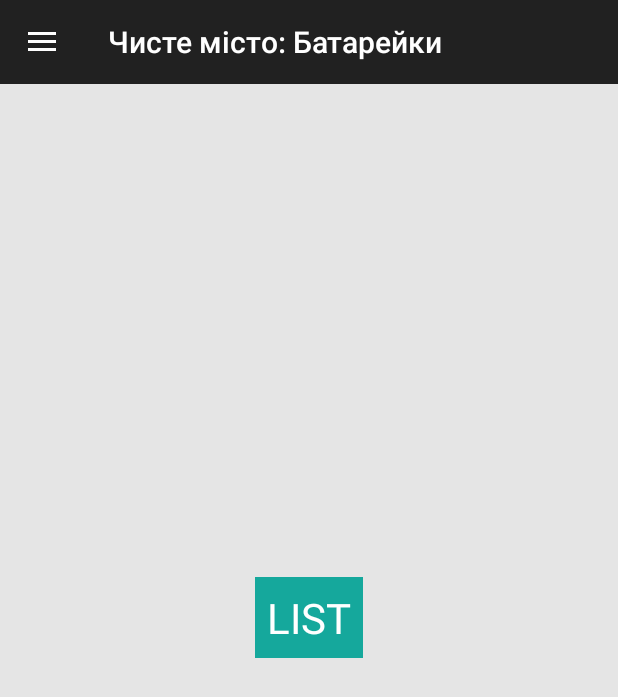
After one commit to snigavig/clean-city-android-new, an Android app: the fragment PointsListFragment placed in its activity, on a phone screen of 412 x 824 dp. The commit adds this screen. Shown: the top 697 px of the screen. Run offline under Robolectric (Android 15) with nearby library versions, the phone set to English and light mode, and no system bars.

Commit message:
added maps

```diff
--- a/app/build.gradle
+++ b/app/build.gradle
@@ -26,6 +26,6 @@
     compile 'com.google.android.gms:play-services:7.8.0'
     compile 'com.android.support:design:23.0.0'
 //    compile 'de.hdodenhof:circleimageview:1.3.0'
-//    compile 'com.android.support:support-v4:23.0.0'
+    compile 'com.android.support:support-v4:23.0.0'
 //    compile 'com.github.clans:fab:1.6.0'
 }
--- a/app/src/main/java/com/goodcodeforfun/cleancitybattery/MainActivity.java
+++ b/app/src/main/java/com/goodcodeforfun/cleancitybattery/MainActivity.java
@@ -1,15 +1,14 @@
 package com.goodcodeforfun.cleancitybattery;
 
 import android.content.res.Configuration;
+import android.os.Bundle;
 import android.os.Handler;
 import android.support.design.widget.NavigationView;
-import android.support.v7.app.ActionBarDrawerToggle;
 import android.support.v4.view.GravityCompat;
 import android.support.v4.widget.DrawerLayout;
+import android.support.v7.app.ActionBarDrawerToggle;
 import android.support.v7.app.AppCompatActivity;
-import android.os.Bundle;
 import android.support.v7.widget.Toolbar;
-import android.view.Menu;
 import android.view.MenuItem;
 
 public class MainActivity extends AppCompatActivity implements
@@ -19,18 +18,16 @@
     private static final String NAV_ITEM_ID = "navItemId";
 
     private final Handler mDrawerActionHandler = new Handler();
+    private final PointsMapFragment mPointsMapFragment = new PointsMapFragment();
+    private final PointsListFragment mPointsListFragment = new PointsListFragment();
+    private DrawerLayout mDrawerLayout;
+    private ActionBarDrawerToggle mDrawerToggle;
+    //private final EventsFragment mEventsFragment = new EventsFragment();
+    private int mNavItemId;
 
     public DrawerLayout getmDrawerLayout() {
         return mDrawerLayout;
     }
-
-    private DrawerLayout mDrawerLayout;
-    private ActionBarDrawerToggle mDrawerToggle;
-
-    //private final AddFriendFragment mAddFriendFragment = new AddFriendFragment();
-    //private final ContactsFragment mContactsFragment = new ContactsFragment();
-    //private final EventsFragment mEventsFragment = new EventsFragment();
-    private int mNavItemId;
 
     public ActionBarDrawerToggle getDrawerToggle() {
         return mDrawerToggle;
@@ -72,16 +69,16 @@
     private void navigate(final int itemId) {
         switch (itemId) {
             case R.id.drawer_item_1:
-//                getSupportFragmentManager()
-//                        .beginTransaction()
-//                        .replace(R.id.content, mContactsFragment)
-//                        .commit();
+                getSupportFragmentManager()
+                        .beginTransaction()
+                        .replace(R.id.content, mPointsMapFragment)
+                        .commit();
                 break;
             case R.id.drawer_item_2:
-//                getSupportFragmentManager()
-//                        .beginTransaction()
-//                        .replace(R.id.content, mEventsFragment)
-//                        .commit();
+                getSupportFragmentManager()
+                        .beginTransaction()
+                        .replace(R.id.content, mPointsListFragment)
+                        .commit();
                 break;
             default:
                 // ignore
--- /dev/null
+++ b/app/src/main/java/com/goodcodeforfun/cleancitybattery/PointsListFragment.java
@@ -0,0 +1,50 @@
+package com.goodcodeforfun.cleancitybattery;
+
+import android.os.Bundle;
+import android.support.annotation.Nullable;
+import android.support.v4.app.Fragment;
+import android.view.LayoutInflater;
+import android.view.View;
+import android.view.ViewGroup;
+
+import java.lang.ref.WeakReference;
+
+public class PointsListFragment extends Fragment {
+
+    private WeakReference<MainActivity> mainActivityWeakReference;
+
+    @Override
+    public void onCreate(@Nullable Bundle savedInstanceState) {
+        super.onCreate(savedInstanceState);
+        mainActivityWeakReference = new WeakReference<>((MainActivity) getActivity());
+    }
+
+    @Nullable
+    @Override
+    public View onCreateView(LayoutInflater inflater, ViewGroup container, Bundle savedInstanceState) {
+        View v = inflater.inflate(R.layout.points_list_fragment, container, false);
+        return v;
+    }
+
+    @Override
+    public void onViewCreated(View view, @Nullable Bundle savedInstanceState) {
+        super.onViewCreated(view, savedInstanceState);
+//        @SuppressLint("PrivateResource") final Drawable upArrow = ContextCompat.getDrawable(getActivity(), R.drawable.abc_ic_ab_back_mtrl_am_alpha);
+//        upArrow.setColorFilter(getResources().getColor(R.color.half_black, getActivity().getTheme()), PorterDuff.Mode.SRC_ATOP);
+        MainActivity activity = mainActivityWeakReference.get();
+//        if (null != activity) {
+//            activity.getDrawerToggle().setHomeAsUpIndicator(upArrow);
+//            activity.getDrawerToggle().setToolbarNavigationClickListener(new View.OnClickListener() {
+//                @Override
+//                public void onClick(View v) {
+//                    getChildFragmentManager().popBackStackImmediate();
+//                }
+//            });
+//            ActionBar actionBar = activity.getSupportActionBar();
+//            if (null != actionBar) {
+//                actionBar.setDisplayShowHomeEnabled(true);
+//                actionBar.setDisplayHomeAsUpEnabled(true);
+//            }
+//        }
+    }
+}
--- /dev/null
+++ b/app/src/main/java/com/goodcodeforfun/cleancitybattery/PointsMapFragment.java
@@ -0,0 +1,92 @@
+package com.goodcodeforfun.cleancitybattery;
+
+import android.os.Bundle;
+import android.support.annotation.Nullable;
+import android.support.v4.app.Fragment;
+import android.view.LayoutInflater;
+import android.view.View;
+import android.view.ViewGroup;
+
+import com.google.android.gms.maps.CameraUpdateFactory;
+import com.google.android.gms.maps.GoogleMap;
+import com.google.android.gms.maps.MapView;
+import com.google.android.gms.maps.MapsInitializer;
+import com.google.android.gms.maps.OnMapReadyCallback;
+import com.google.android.gms.maps.model.LatLng;
+import com.google.android.gms.maps.model.MarkerOptions;
+
+import java.lang.ref.WeakReference;
+
+public class PointsMapFragment extends Fragment implements OnMapReadyCallback {
+
+    private WeakReference<MainActivity> mainActivityWeakReference;
+    private GoogleMap mGoogleMap;
+    private MapView mapView;
+
+    @Override
+    public void onCreate(@Nullable Bundle savedInstanceState) {
+        super.onCreate(savedInstanceState);
+        mainActivityWeakReference = new WeakReference<>((MainActivity) getActivity());
+    }
+
+    @Nullable
+    @Override
+    public View onCreateView(LayoutInflater inflater, ViewGroup container, Bundle savedInstanceState) {
+        View v = inflater.inflate(R.layout.points_map_fragment, container, false);
+        MapsInitializer.initialize(getActivity());
+        mapView = (MapView) v.findViewById(R.id.map);
+        mapView.onCreate(savedInstanceState);
+        mapView.getMapAsync(this);
+        return v;
+    }
+
+    @Override
+    public void onViewCreated(View view, @Nullable Bundle savedInstanceState) {
+        super.onViewCreated(view, savedInstanceState);
+        MainActivity activity = mainActivityWeakReference.get();
+    }
+
+
+    @Override
+    public void onMapReady(GoogleMap googleMap) {
+        mGoogleMap = googleMap;
+        LatLng sydney = new LatLng(-34, 151);
+        mGoogleMap.addMarker(new MarkerOptions().position(sydney).title("Marker in Sydney"));
+        mGoogleMap.moveCamera(CameraUpdateFactory.newLatLng(sydney));
+    }
+
+    @Override
+    public void onPause() {
+        if (null != mapView)
+            mapView.onPause();
+        super.onPause();
+    }
+
+    @Override
+    public void onDestroyView() {
+        if (null != mapView)
+            mapView.onDestroy();
+        super.onDestroyView();
+    }
+
+    @Override
+    public void onLowMemory() {
+        if (null != mapView)
+            mapView.onLowMemory();
+        super.onLowMemory();
+    }
+
+    @Override
+    public void onResume() {
+        if (null != mapView)
+            mapView.onResume();
+        super.onResume();
+    }
+
+    @Override
+    public void onSaveInstanceState(Bundle outState) {
+        if (null != mapView)
+            mapView.onSaveInstanceState(outState);
+        super.onSaveInstanceState(outState);
+    }
+}
--- /dev/null
+++ b/app/src/main/res/layout/points_list_fragment.xml
@@ -0,0 +1,18 @@
+<?xml version="1.0" encoding="utf-8"?>
+<RelativeLayout xmlns:android="http://schemas.android.com/apk/res/android"
+    android:layout_width="match_parent"
+    android:layout_height="match_parent"
+    android:orientation="vertical">
+
+    <TextView
+        android:id="@+id/textView"
+        android:layout_width="wrap_content"
+        android:layout_height="wrap_content"
+        android:layout_centerHorizontal="true"
+        android:layout_centerVertical="true"
+        android:background="@color/primary"
+        android:padding="8dp"
+        android:text="LIST"
+        android:textColor="#fff"
+        android:textSize="28sp" />
+</RelativeLayout>
--- a/app/src/main/res/values/strings.xml
+++ b/app/src/main/res/values/strings.xml
@@ -3,9 +3,11 @@
     <string name="hello_world">Hello world!</string>
     <string name="action_settings">Settings</string>
     <string name="dummy_username">Akash Bangadabad</string>
-    <string name="dummy_email">Akash@gmail.com</string>
-    <string name="item_1">First Item</string>
-    <string name="item_2">Second Item</string>
+    <string name="dummy_email">akash@gmail.com</string>
+    <string name="item_1">Батарейки</string>
+    <string name="item_2">Скло</string>
+    <string name="item_3">Папір</string>
+    <string name="item_4">Пластик</string>
     <string name="open">open navigation drawer</string>
     <string name="close">close navigation drawer</string>
 </resources>
```
Also changed, not shown: app/src/main/AndroidManifest.xml (+35 -0 lines), app/src/main/res/layout/points_map_fragment.xml (added, +13 -0 lines).
